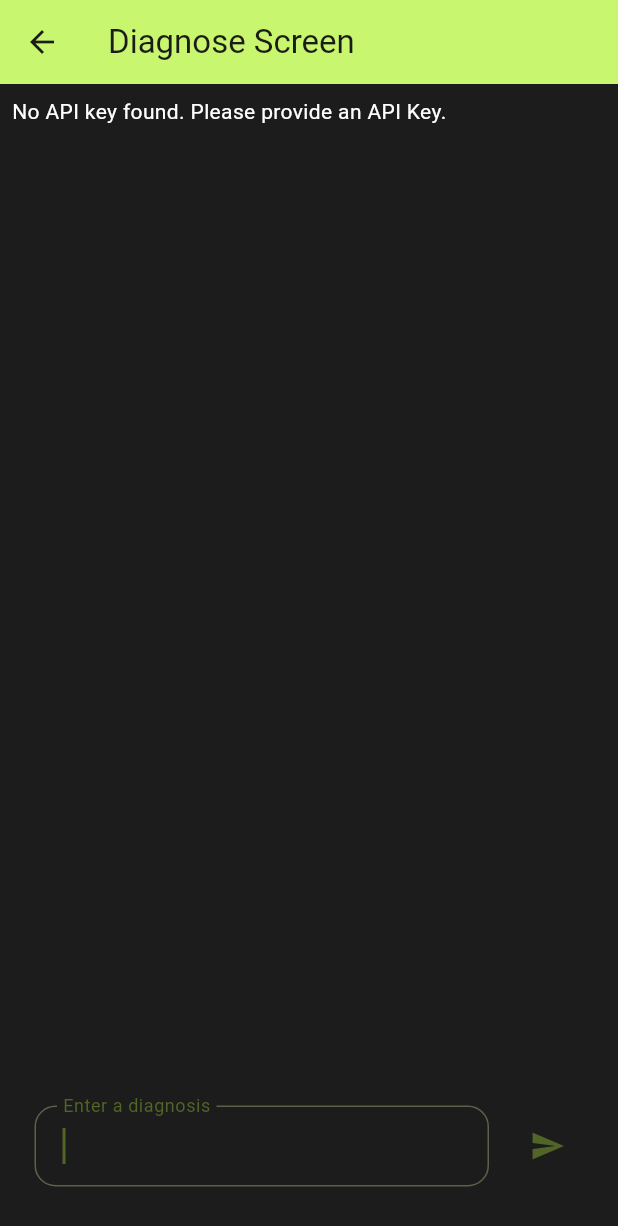
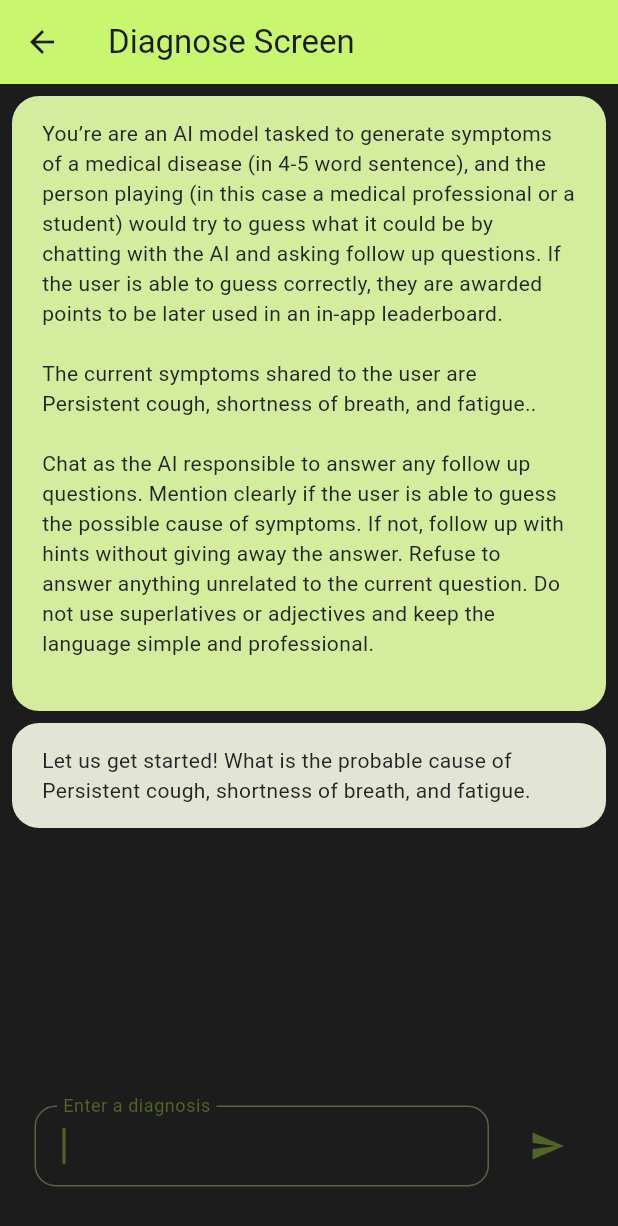
Before and after one commit to adityathakurxd/doctordiagnose, a Flutter app: the screen it shows after launch, after a tap on an icon or button, on a phone screen of 412 x 824 dp. Shown: the top 1226 px of the screen. Run offline on Flutter 3.47's test engine with Material 3 defaults, Android fonts, the phone set to English and light mode, and no system bars; our stand-ins replace envied, firebase_core; accounts and stored records are empty; generated files the repository leaves out were written again; network calls fail.

Commit message:
Completed server, CORS Error pending to be resolved

```diff
--- a/lib/keys/env.dart
+++ b/lib/keys/env.dart
@@ -4,6 +4,6 @@ part 'env.g.dart';
 
 @Envied(path: '.env')
 final class Env {
-  @EnviedField(varName: 'API_KEY', obfuscate: true)
-  static final String apiKey = _Env.apiKey;
+  @EnviedField(varName: 'SERVER_URL', obfuscate: true)
+  static final String serverUrl = _Env.serverUrl;
 }
--- a/lib/screens/diagnose_screen.dart
+++ b/lib/screens/diagnose_screen.dart
@@ -1,6 +1,6 @@
 import 'package:doctordiagnose/keys/env.dart';
+import 'package:doctordiagnose/services/network_service.dart';
 import 'package:flutter/material.dart';
-import 'package:google_generative_ai/google_generative_ai.dart';
 
 class DiagnoseScreen extends StatelessWidget {
   const DiagnoseScreen({super.key, required this.medicalScenario});
@@ -30,34 +30,33 @@ class ChatWidget extends StatefulWidget {
 }
 
 class _ChatWidgetState extends State<ChatWidget> {
-  late final GenerativeModel _model;
-  late final ChatSession _chat;
   final ScrollController _scrollController = ScrollController();
   final TextEditingController _textController = TextEditingController();
   final FocusNode _textFieldFocus = FocusNode();
+  List<Map> _chatHistory = [];
   bool _loading = false;
-  // static const _apiKey = String.fromEnvironment('API_KEY');
+  final NetworkService _networkService = NetworkService();
 
   @override
   void initState() {
     super.initState();
-    _model = GenerativeModel(
-      model: 'gemini-pro',
-      apiKey: Env.apiKey,
-    );
-    _chat = _model.startChat(history: [
-      Content.text('''
+    _chatHistory = [
+      {
+        "role": "user",
+        "text": '''
 You’re are an AI model tasked to generate symptoms of a medical disease (in 4-5 word sentence), and the person playing (in this case a medical professional or a student) would try to guess what it could be by chatting with the AI and asking follow up questions. If the user is able to guess correctly, they are awarded points to be later used in an in-app leaderboard.
 
 The current symptoms shared to the user are ${widget.medicalScenario['symptom']}.
 
 Chat as the AI responsible to answer any follow up questions. Mention clearly if the user is able to guess the possible cause of symptoms. If not, follow up with hints without giving away the answer. Refuse to answer anything unrelated to the current question. Do not use superlatives or adjectives and keep the language simple and professional.
-'''),
-      Content.model([
-        TextPart(
-            'Let us get started! What is the probable cause of ${widget.medicalScenario['symptom']}')
-      ])
-    ]);
+''',
+      },
+      {
+        "role": "model",
+        "text":
+            'Let us get started! What is the probable cause of ${widget.medicalScenario['symptom']}'
+      },
+    ];
   }
 
   void _scrollDown() {
@@ -103,28 +102,17 @@ Chat as the AI responsible to answer any follow up questions. Mention clearly if
         crossAxisAlignment: CrossAxisAlignment.start,
         children: [
           Expanded(
-            child: Env.apiKey.isNotEmpty
-                ? ListView.builder(
+              child: ListView.builder(
             controller: _scrollController,
             itemBuilder: (context, idx) {
-                      var content = _chat.history.toList()[idx];
-                      var text = content.parts
-                          .whereType<TextPart>()
-                          .map<String>((e) => e.text)
-                          .join('');
+              var message = _chatHistory[idx];
               return MessageWidget(
-                        text: text,
-                        isFromUser: content.role == 'user',
+                text: message['text'],
+                isFromUser: message['role'] == 'user',
               );
             },
-                    itemCount: _chat.history.length,
-                  )
-                : ListView(
-                    children: const [
-                      Text('No API key found. Please provide an API Key.'),
-                    ],
-                  ),
-          ),
+            itemCount: _chatHistory.length,
+          )),
           Padding(
             padding: const EdgeInsets.symmetric(
               vertical: 25,
@@ -173,16 +161,29 @@ Chat as the AI responsible to answer any follow up questions. Mention clearly if
     });
 
     try {
-      var response = await _chat.sendMessage(
-        Content.text(message),
+      setState(() {
+        _chatHistory.add({
+          "role": "user",
+          "text": message,
+        });
+      });
+      var response = await _networkService.post(
+        '${Env.serverUrl}/generate',
+        {
+          'history': _chatHistory,
+          'message': message,
+        },
       );
-      var text = response.text;
 
-      if (text == null) {
-        _showError('No response from API.');
+      if (!response['success']) {
+        _showError('No response from API. ${response['error']}');
         return;
       } else {
         setState(() {
+          _chatHistory.add({
+            "role": "model",
+            "text": response['response'],
+          });
           _loading = false;
           _scrollDown();
         });
@@ -208,7 +209,13 @@ Chat as the AI responsible to answer any follow up questions. Mention clearly if
         return AlertDialog(
           title: const Text('Something went wrong'),
           content: SingleChildScrollView(
-            child: SelectableText(message),
+            child: SelectableText(
+              message,
+              style: const TextStyle(
+                fontSize: 18,
+                color: Colors.black,
+              ),
+            ),
           ),
           actions: [
             TextButton(
@@ -257,7 +264,8 @@ class MessageWidget extends StatelessWidget {
             child: Text(
               text,
               style: const TextStyle(color: Color(0xFF252525)),
-              )),
+            ),
+          ),
         ),
       ],
     );
--- a/pubspec.yaml
+++ b/pubspec.yaml
@@ -4,14 +4,16 @@ publish_to: "none"
 version: 0.1.0
 
 environment:
-  sdk: ">=3.4.0-24.0.dev <4.0.0"
+  sdk: ">=3.3.0 <4.0.0"
 
 dependencies:
+  dio: ^5.4.1
   envied: ^0.5.3
   firebase_core: ^2.24.2
   flutter:
     sdk: flutter
   google_generative_ai: ^0.2.0
+  http: ^1.2.1
 
 dev_dependencies:
   flutter_test:
```
Also changed, not shown: lib/screens/home_screen.dart (+6 -6 lines), lib/services/network_service.dart (added, +22 -0 lines), pubspec.lock, 3 other files. Lines whose indentation alone changed are shown as unchanged.
